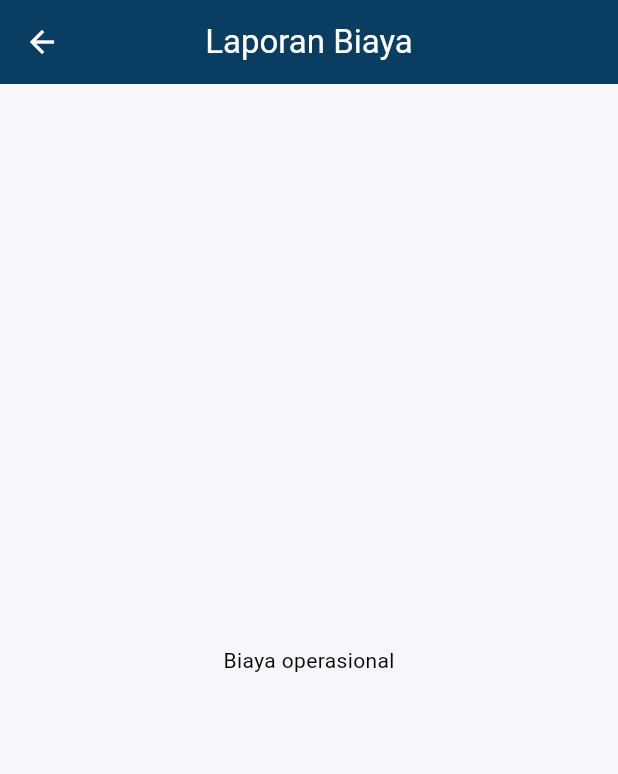
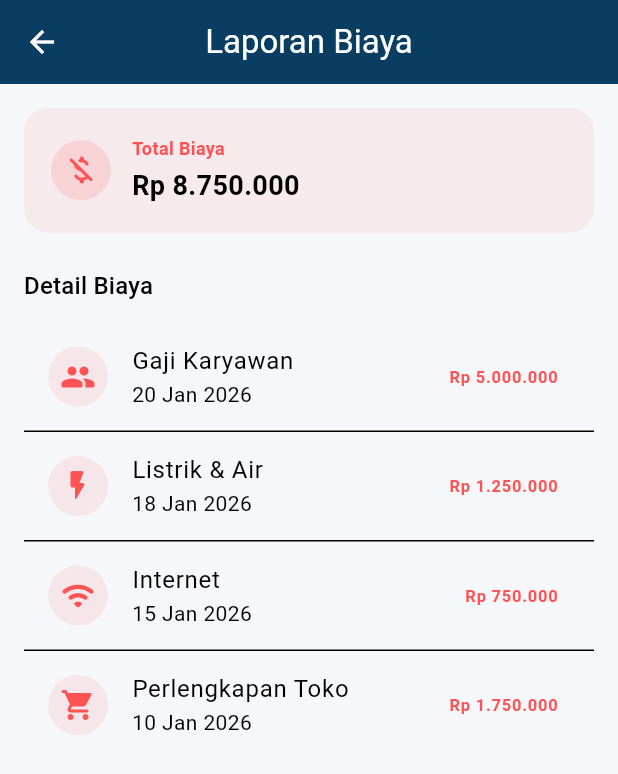
Before and after one commit to aprilianurfa/USAHAKU, a Flutter app: the LaporanBiayaPage screen opened directly, on a phone screen of 412 x 824 dp. Shown: the top 774 px of the screen. Run offline on Flutter 3.47's test engine with Material 3 defaults, Android fonts, the light colour scheme and no system bars; our stand-ins replace dio, flutter_secure_storage, image_picker; missing offline and left inert: blue_thermal_printer; accounts and stored records are empty; statements that could not run were skipped.

Commit message:
Update expense_report.dart

```diff
--- a/lib/pages/report/expense_report.dart
+++ b/lib/pages/report/expense_report.dart
@@ -1,16 +1,143 @@
 import 'package:flutter/material.dart';
+import 'package:intl/intl.dart';
 
 class LaporanBiayaPage extends StatelessWidget {
   const LaporanBiayaPage({super.key});
 
+  String formatRupiah(num value) {
+    return NumberFormat.currency(
+      locale: 'id_ID',
+      symbol: 'Rp ',
+      decimalDigits: 0,
+    ).format(value);
+  }
+
   @override
   Widget build(BuildContext context) {
-    return Scaffold( // ✅ HAPUS const
+    // DATA DUMMY (NANTI DARI DATABASE)
+    final totalBiaya = 8750000;
+
+    final List<Map<String, dynamic>> biayaList = [
+      {
+        'nama': 'Gaji Karyawan',
+        'tanggal': '20 Jan 2026',
+        'jumlah': 5000000,
+        'icon': Icons.people_rounded,
+      },
+      {
+        'nama': 'Listrik & Air',
+        'tanggal': '18 Jan 2026',
+        'jumlah': 1250000,
+        'icon': Icons.flash_on_rounded,
+      },
+      {
+        'nama': 'Internet',
+        'tanggal': '15 Jan 2026',
+        'jumlah': 750000,
+        'icon': Icons.wifi_rounded,
+      },
+      {
+        'nama': 'Perlengkapan Toko',
+        'tanggal': '10 Jan 2026',
+        'jumlah': 1750000,
+        'icon': Icons.shopping_cart_rounded,
+      },
+    ];
+
+    return Scaffold(
       appBar: AppBar(
         title: const Text('Laporan Biaya'),
       ),
-      body: const Center(
-        child: Text('Biaya operasional'),
+      body: SingleChildScrollView(
+        padding: const EdgeInsets.all(16),
+        child: Column(
+          children: [
+            // ================= TOTAL BIAYA =================
+            Container(
+              width: double.infinity,
+              padding: const EdgeInsets.all(18),
+              decoration: BoxDecoration(
+                color: Colors.redAccent.withOpacity(0.08),
+                borderRadius: BorderRadius.circular(16),
+              ),
+              child: Row(
+                children: [
+                  CircleAvatar(
+                    backgroundColor: Colors.redAccent.withOpacity(0.15),
+                    child: const Icon(
+                      Icons.money_off_csred_rounded,
+                      color: Colors.redAccent,
+                    ),
+                  ),
+                  const SizedBox(width: 14),
+                  Column(
+                    crossAxisAlignment: CrossAxisAlignment.start,
+                    children: [
+                      const Text(
+                        'Total Biaya',
+                        style: TextStyle(
+                          fontSize: 12,
+                          color: Colors.redAccent,
+                          fontWeight: FontWeight.w600,
+                        ),
+                      ),
+                      const SizedBox(height: 4),
+                      Text(
+                        formatRupiah(totalBiaya),
+                        style: const TextStyle(
+                          fontSize: 18,
+                          fontWeight: FontWeight.bold,
+                        ),
+                      ),
+                    ],
+                  ),
+                ],
+              ),
+            ),
+
+            const SizedBox(height: 24),
+
+            // ================= DETAIL BIAYA =================
+            Align(
+              alignment: Alignment.centerLeft,
+              child: Text(
+                'Detail Biaya',
+                style: Theme.of(context).textTheme.titleMedium,
+              ),
+            ),
+            const SizedBox(height: 12),
+
+            ListView.separated(
+              shrinkWrap: true,
+              physics: const NeverScrollableScrollPhysics(),
+              itemCount: biayaList.length,
+              separatorBuilder: (_, __) => const Divider(height: 1),
+              itemBuilder: (context, index) {
+                final biaya = biayaList[index];
+
+                return ListTile(
+                  leading: CircleAvatar(
+                    backgroundColor:
+                        Colors.redAccent.withOpacity(0.1),
+                    child: Icon(
+                      biaya['icon'],
+                      color: Colors.redAccent,
+                    ),
+                  ),
+                  title: Text(biaya['nama']),
+                  subtitle: Text(biaya['tanggal']),
+                  trailing: Text(
+                    formatRupiah(biaya['jumlah']),
+                    style: const TextStyle(
+                      color: Colors.redAccent,
+                      fontWeight: FontWeight.bold,
+                    ),
+                  ),
+                );
+              },
+            ),
+          ],
+        ),
       ),
     );
   }
```
